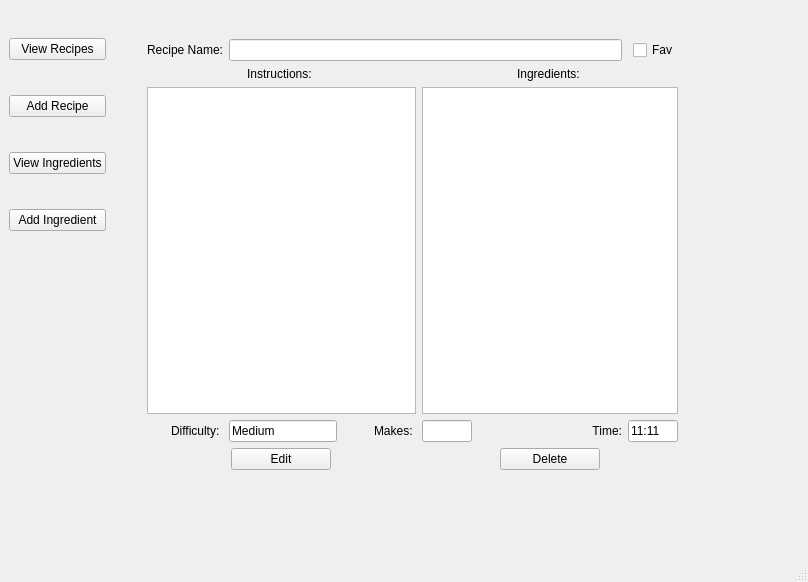
Above: mainwindow.ui from Bourkupine/cs4076-project before the change. Below: the same form after it.
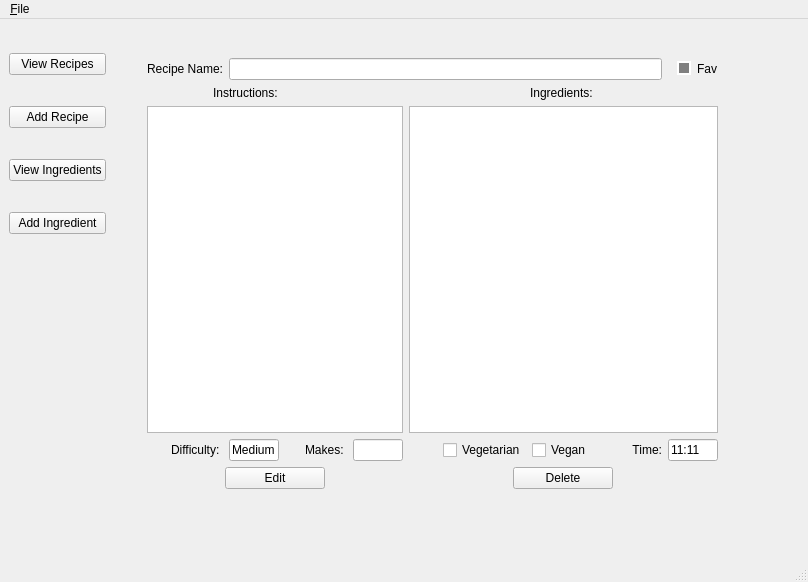
That is the form after the change. The open tabs and pages were chosen to show the change.

Patch:
```diff
--- a/mainwindow.ui
+++ b/mainwindow.ui
@@ -633,11 +633,11 @@
            <rect>
             <x>30</x>
             <y>30</y>
-            <width>531</width>
+            <width>571</width>
             <height>431</height>
            </rect>
           </property>
-          <layout class="QGridLayout" name="gridLayout_5" columnstretch="0,0,0,0,0,0">
+          <layout class="QGridLayout" name="gridLayout_5" columnstretch="1,2,1,1,1,1,1,1,1">
            <property name="sizeConstraint">
             <enum>QLayout::SetDefaultConstraint</enum>
            </property>
@@ -647,17 +647,112 @@
            <property name="spacing">
             <number>6</number>
            </property>
-           <item row="0" column="0">
-            <widget class="QLabel" name="label_15">
+           <item row="1" column="0" colspan="3" alignment="Qt::AlignHCenter|Qt::AlignVCenter">
+            <widget class="QLabel" name="label_20">
              <property name="text">
-              <string>Recipe Name:</string>
+              <string>Instructions: </string>
              </property>
              <property name="alignment">
               <set>Qt::AlignRight|Qt::AlignTrailing|Qt::AlignVCenter</set>
              </property>
             </widget>
            </item>
-           <item row="4" column="1">
+           <item row="1" column="4" colspan="5" alignment="Qt::AlignHCenter|Qt::AlignVCenter">
+            <widget class="QLabel" name="label_17">
+             <property name="text">
+              <string>Ingredients: </string>
+             </property>
+            </widget>
+           </item>
+           <item row="0" column="1" colspan="7">
+            <widget class="QLineEdit" name="inspectRecipeName">
+             <property name="sizePolicy">
+              <sizepolicy hsizetype="Minimum" vsizetype="Fixed">
+               <horstretch>0</horstretch>
+               <verstretch>0</verstretch>
+              </sizepolicy>
+             </property>
+             <property name="minimumSize">
+              <size>
+               <width>0</width>
+               <height>0</height>
+              </size>
+             </property>
+             <property name="text">
+              <string/>
+             </property>
+             <property name="readOnly">
+              <bool>true</bool>
+             </property>
+            </widget>
+           </item>
+           <item row="3" column="4" colspan="5">
+            <widget class="QListWidget" name="inspectRecipeIngredients">
+             <property name="sizePolicy">
+              <sizepolicy hsizetype="Expanding" vsizetype="Expanding">
+               <horstretch>0</horstretch>
+               <verstretch>0</verstretch>
+              </sizepolicy>
+             </property>
+            </widget>
+           </item>
+           <item row="0" column="8" alignment="Qt::AlignRight">
+            <widget class="QCheckBox" name="inspectRecipeFav">
+             <property name="sizePolicy">
+              <sizepolicy hsizetype="Fixed" vsizetype="Fixed">
+               <horstretch>0</horstretch>
+               <verstretch>0</verstretch>
+              </sizepolicy>
+             </property>
+             <property name="styleSheet">
+              <string notr="true">QCheckBox::indicator:checked {
+    background-color:       orange;
+    border:                 2px solid white;
+}
+
+QCheckBox::indicator:unchecked {
+    background-color:       grey;
+    border:                 2px solid white;
+}</string>
+             </property>
+             <property name="text">
+              <string>Fav</string>
+             </property>
+             <property name="checkable">
+              <bool>true</bool>
+             </property>
+            </widget>
+           </item>
+           <item row="4" column="0" alignment="Qt::AlignRight">
+            <widget class="QLabel" name="label_18">
+             <property name="sizePolicy">
+              <sizepolicy hsizetype="Fixed" vsizetype="Preferred">
+               <horstretch>0</horstretch>
+               <verstretch>0</verstretch>
+              </sizepolicy>
+             </property>
+             <property name="text">
+              <string>Difficulty: </string>
+             </property>
+            </widget>
+           </item>
+           <item row="4" column="7">
+            <widget class="QLabel" name="label_16">
+             <property name="sizePolicy">
+              <sizepolicy hsizetype="Preferred" vsizetype="Preferred">
+               <horstretch>0</horstretch>
+               <verstretch>0</verstretch>
+              </sizepolicy>
+             </property>
+             <property name="text">
+              <string>Time:</string>
+             </property>
+             <property name="alignment">
+              <set>Qt::AlignRight|Qt::AlignTrailing|Qt::AlignVCenter</set>
+             </property>
+            </widget>
+           </item>
+           <item row="4" column="1" alignment="Qt::AlignLeft">
             <widget class="QLineEdit" name="inspectRecipeDifficulty">
              <property name="sizePolicy">
               <sizepolicy hsizetype="Fixed" vsizetype="Fixed">
@@ -667,7 +762,7 @@
              </property>
              <property name="maximumSize">
               <size>
-               <width>200</width>
+               <width>50</width>
                <height>16777215</height>
               </size>
              </property>
@@ -679,6 +774,82 @@
              </property>
             </widget>
            </item>
+           <item row="4" column="2">
+            <widget class="QLabel" name="label_19">
+             <property name="sizePolicy">
+              <sizepolicy hsizetype="Fixed" vsizetype="Preferred">
+               <horstretch>0</horstretch>
+               <verstretch>0</verstretch>
+              </sizepolicy>
+             </property>
+             <property name="text">
+              <string>Makes: </string>
+             </property>
+            </widget>
+           </item>
+           <item row="4" column="8">
+            <widget class="QLineEdit" name="inspectRecipeTime">
+             <property name="sizePolicy">
+              <sizepolicy hsizetype="Fixed" vsizetype="Fixed">
+               <horstretch>0</horstretch>
+               <verstretch>0</verstretch>
+              </sizepolicy>
+             </property>
+             <property name="minimumSize">
+              <size>
+               <width>0</width>
+               <height>0</height>
+              </size>
+             </property>
+             <property name="maximumSize">
+              <size>
+               <width>50</width>
+               <height>16777215</height>
+              </size>
+             </property>
+             <property name="text">
+              <string>11:11</string>
+             </property>
+             <property name="readOnly">
+              <bool>true</bool>
+             </property>
+            </widget>
+           </item>
+           <item row="0" column="0">
+            <widget class="QLabel" name="label_15">
+             <property name="text">
+              <string>Recipe Name:</string>
+             </property>
+             <property name="alignment">
+              <set>Qt::AlignRight|Qt::AlignTrailing|Qt::AlignVCenter</set>
+             </property>
+            </widget>
+           </item>
+           <item row="5" column="4" colspan="5" alignment="Qt::AlignHCenter">
+            <widget class="QPushButton" name="inspectRecipeDelete">
+             <property name="sizePolicy">
+              <sizepolicy hsizetype="Fixed" vsizetype="Fixed">
+               <horstretch>0</horstretch>
+               <verstretch>0</verstretch>
+              </sizepolicy>
+             </property>
+             <property name="minimumSize">
+              <size>
+               <width>100</width>
+               <height>0</height>
+              </size>
+             </property>
+             <property name="maximumSize">
+              <size>
+               <width>150</width>
+               <height>16777215</height>
+              </size>
+             </property>
+             <property name="text">
+              <string>Delete</string>
+             </property>
+            </widget>
+           </item>
            <item row="4" column="3">
             <widget class="QLineEdit" name="inspectRecipeMakes">
              <property name="sizePolicy">
@@ -698,32 +869,7 @@
              </property>
             </widget>
            </item>
-           <item row="5" column="0" colspan="3" alignment="Qt::AlignHCenter">
-            <widget class="QPushButton" name="pushButton">
-             <property name="sizePolicy">
-              <sizepolicy hsizetype="Fixed" vsizetype="Fixed">
-               <horstretch>0</horstretch>
-               <verstretch>0</verstretch>
-              </sizepolicy>
-             </property>
-             <property name="minimumSize">
-              <size>
-               <width>100</width>
-               <height>0</height>
-              </size>
-             </property>
-             <property name="maximumSize">
-              <size>
-               <width>150</width>
-               <height>16777215</height>
-              </size>
-             </property>
-             <property name="text">
-              <string>Edit</string>
-             </property>
-            </widget>
-           </item>
-           <item row="3" column="0" colspan="3">
+           <item row="3" column="0" colspan="4">
             <widget class="QTextEdit" name="inspectRecipeInstructions">
              <property name="sizePolicy">
               <sizepolicy hsizetype="Minimum" vsizetype="Expanding">
@@ -736,143 +882,32 @@
              </property>
             </widget>
            </item>
-           <item row="1" column="0" colspan="3" alignment="Qt::AlignHCenter|Qt::AlignVCenter">
-            <widget class="QLabel" name="label_20">
-             <property name="text">
-              <string>Instructions: </string>
-             </property>
-             <property name="alignment">
-              <set>Qt::AlignRight|Qt::AlignTrailing|Qt::AlignVCenter</set>
-             </property>
-            </widget>
-           </item>
            <item row="4" column="5">
-            <widget class="QLineEdit" name="inspectRecipeTime">
-             <property name="sizePolicy">
-              <sizepolicy hsizetype="Fixed" vsizetype="Fixed">
-               <horstretch>0</horstretch>
-               <verstretch>0</verstretch>
-              </sizepolicy>
-             </property>
-             <property name="minimumSize">
-              <size>
-               <width>0</width>
-               <height>0</height>
-              </size>
-             </property>
-             <property name="maximumSize">
-              <size>
-               <width>50</width>
-               <height>16777215</height>
-              </size>
-             </property>
-             <property name="text">
-              <string>11:11</string>
-             </property>
-             <property name="readOnly">
-              <bool>true</bool>
-             </property>
-            </widget>
+            <layout class="QHBoxLayout" name="horizontalLayout_7">
+             <item>
+              <widget class="QCheckBox" name="inspectRecipeVegetarian">
+               <property name="text">
+                <string>Vegetarian</string>
+               </property>
+               <property name="checkable">
+                <bool>true</bool>
+               </property>
+              </widget>
+             </item>
+             <item>
+              <widget class="QCheckBox" name="inspectRecipeVegan">
+               <property name="text">
+                <string>Vegan</string>
+               </property>
+               <property name="checkable">
+                <bool>true</bool>
+               </property>
+              </widget>
+             </item>
+            </layout>
            </item>
-           <item row="4" column="4">
-            <widget class="QLabel" name="label_16">
-             <property name="sizePolicy">
-              <sizepolicy hsizetype="Preferred" vsizetype="Preferred">
-               <horstretch>0</horstretch>
-               <verstretch>0</verstretch>
-              </sizepolicy>
-             </property>
-             <property name="text">
-              <string>Time:</string>
-             </property>
-             <property name="alignment">
-              <set>Qt::AlignRight|Qt::AlignTrailing|Qt::AlignVCenter</set>
-             </property>
-            </widget>
-           </item>
-           <item row="1" column="3" colspan="3" alignment="Qt::AlignHCenter|Qt::AlignVCenter">
-            <widget class="QLabel" name="label_17">
-             <property name="text">
-              <string>Ingredients: </string>
-             </property>
-            </widget>
-           </item>
-           <item row="4" column="0" alignment="Qt::AlignRight">
-            <widget class="QLabel" name="label_18">
-             <property name="sizePolicy">
-              <sizepolicy hsizetype="Fixed" vsizetype="Preferred">
-               <horstretch>0</horstretch>
-               <verstretch>0</verstretch>
-              </sizepolicy>
-             </property>
-             <property name="text">
-              <string>Difficulty: </string>
-             </property>
-            </widget>
-           </item>
-           <item row="0" column="1" colspan="4">
-            <widget class="QLineEdit" name="inspectRecipeName">
-             <property name="sizePolicy">
-              <sizepolicy hsizetype="Minimum" vsizetype="Fixed">
-               <horstretch>0</horstretch>
-               <verstretch>0</verstretch>
-              </sizepolicy>
-             </property>
-             <property name="minimumSize">
-              <size>
-               <width>0</width>
-               <height>0</height>
-              </size>
-             </property>
-             <property name="text">
-              <string/>
-             </property>
-             <property name="readOnly">
-              <bool>true</bool>
-             </property>
-            </widget>
-           </item>
-           <item row="0" column="5" alignment="Qt::AlignRight">
-            <widget class="QCheckBox" name="inspectRecipeFav">
-             <property name="sizePolicy">
-              <sizepolicy hsizetype="Fixed" vsizetype="Fixed">
-               <horstretch>0</horstretch>
-               <verstretch>0</verstretch>
-              </sizepolicy>
-             </property>
-             <property name="text">
-              <string>Fav</string>
-             </property>
-             <property name="checkable">
-              <bool>false</bool>
-             </property>
-            </widget>
-           </item>
-           <item row="4" column="2" alignment="Qt::AlignRight">
-            <widget class="QLabel" name="label_19">
-             <property name="sizePolicy">
-              <sizepolicy hsizetype="Fixed" vsizetype="Preferred">
-               <horstretch>0</horstretch>
-               <verstretch>0</verstretch>
-              </sizepolicy>
-             </property>
-             <property name="text">
-              <string>Makes: </string>
-             </property>
-            </widget>
-           </item>
-           <item row="3" column="3" colspan="3">
-            <widget class="QListWidget" name="inspectRecipeIngredients">
-             <property name="sizePolicy">
-              <sizepolicy hsizetype="Expanding" vsizetype="Expanding">
-               <horstretch>0</horstretch>
-               <verstretch>0</verstretch>
-              </sizepolicy>
-             </property>
-            </widget>
-           </item>
-           <item row="5" column="3" colspan="3" alignment="Qt::AlignHCenter">
-            <widget class="QPushButton" name="pushButton_2">
+           <item row="5" column="0" colspan="4" alignment="Qt::AlignHCenter">
+            <widget class="QPushButton" name="inspectRecipeEdit">
              <property name="sizePolicy">
               <sizepolicy hsizetype="Fixed" vsizetype="Fixed">
                <horstretch>0</horstretch>
@@ -892,7 +927,7 @@
               </size>
              </property>
              <property name="text">
-              <string>Delete</string>
+              <string>Edit</string>
              </property>
             </widget>
            </item>
@@ -1019,6 +1054,13 @@
      <height>21</height>
     </rect>
    </property>
+   <widget class="QMenu" name="menu_File">
+    <property name="title">
+     <string>&amp;File</string>
+    </property>
+    <addaction name="action_Quit"/>
+   </widget>
+   <addaction name="menu_File"/>
   </widget>
   <widget class="QStatusBar" name="statusbar"/>
  </widget>
```
Left out of the diff: 88 changed lines with no effect on the pictures.
